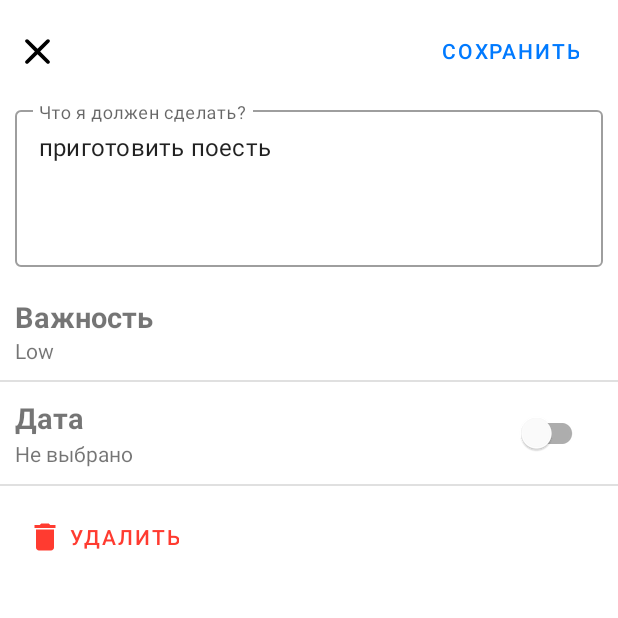
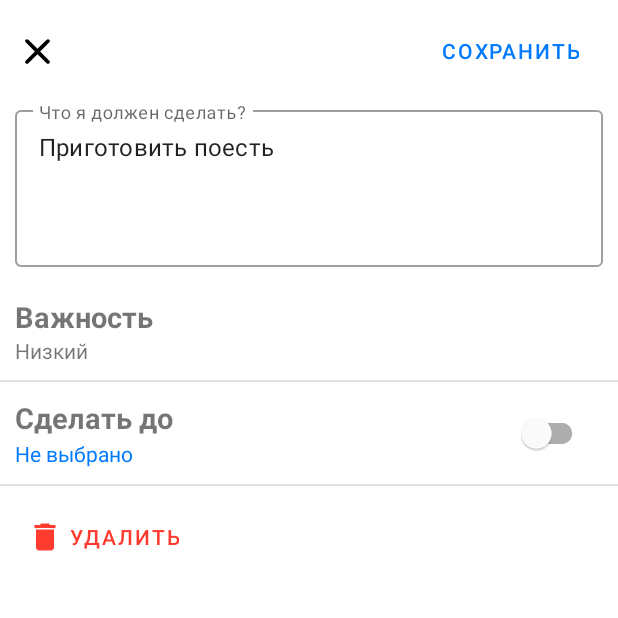
Before and after one commit to Mobile-Developement-School-23/android-todoapp-marbjorn, an Android app: the screen it shows after launch (MainActivity), after a tap on an icon or button, on a phone screen of 412 x 824 dp, the top half of it. Run offline under Robolectric (Android 15) with nearby library versions, the phone set to English and light mode, and no system bars; 1 other tap on this screen came first.

Commit message:
remove hardcoded strings

```diff
--- a/app/src/main/java/com/example/todoapp/AddTaskFragment.kt
+++ b/app/src/main/java/com/example/todoapp/AddTaskFragment.kt
@@ -14,6 +14,7 @@ import android.widget.Toast
 import androidx.appcompat.widget.PopupMenu
 import androidx.core.content.ContextCompat
 import androidx.fragment.app.createViewModelLazy
+import androidx.fragment.app.viewModels
 import androidx.navigation.NavArgs
 import androidx.navigation.fragment.findNavController
 import androidx.navigation.fragment.navArgs
@@ -125,11 +126,10 @@ class AddTaskFragment : Fragment(), DatePickerDialog.OnDateSetListener {
     }
 
     fun setPriorityInView(priority: Priority) = with(binding) {
-        tvCurrentPriority.text = getString(R.string.high_priority)
         when (priority) {
-            Priority.HIGH -> tvCurrentPriority.text = getString(R.string.high_priority)
-            Priority.MEDIUM -> tvCurrentPriority.text = getString(R.string.medium_priority)
-            Priority.LOW -> tvCurrentPriority.text = getString(R.string.low_priority)
+            Priority.HIGH -> tvCurrentPriority.text = getString(R.string.priority_high)
+            Priority.MEDIUM -> tvCurrentPriority.text = getString(R.string.priority_common)
+            Priority.LOW -> tvCurrentPriority.text = getString(R.string.priority_low)
         }
     }
 
--- a/app/src/main/java/com/example/todoapp/MainActivity.kt
+++ b/app/src/main/java/com/example/todoapp/MainActivity.kt
@@ -25,6 +25,7 @@ class MainActivity : AppCompatActivity() {
     override fun onCreate(savedInstanceState: Bundle?) {
         super.onCreate(savedInstanceState)
 
+
         binding = ActivityMainBinding.inflate(layoutInflater)
 
         setContentView(binding.root)
--- a/app/src/main/java/com/example/todoapp/TodoAdapter.kt
+++ b/app/src/main/java/com/example/todoapp/TodoAdapter.kt
@@ -1,32 +1,69 @@
 package com.example.todoapp
 
+import android.graphics.Paint
 import android.view.LayoutInflater
 import android.view.View
 import android.view.ViewGroup
+import android.widget.CheckBox
+import android.widget.ImageView
+import android.widget.TextView
 import androidx.navigation.Navigation
+import androidx.recyclerview.widget.DiffUtil
 import androidx.recyclerview.widget.RecyclerView
+import com.example.todoapp.databinding.TaskItemBinding
 
-class TodoAdapter(fragmentView : View) : RecyclerView.Adapter<TodoViewHolder>() {
+class TodoAdapter(val fragmentView : View) : RecyclerView.Adapter<TodoAdapter.TodoViewHolder>() {
 
-    private var view: View = fragmentView
-    var todoItems = listOf<TodoItem>()
+    class TodoViewHolder(val binding : TaskItemBinding) : RecyclerView.ViewHolder(binding.root) {
+
+        fun onBind(todoItem : TodoItem) = with(binding){
+            cbDone.setChecked(todoItem.isDone)
+            tvText.text = todoItem.text
+            strikeText(tvText)
+
+            cbDone.setOnClickListener {
+                todoItem.isDone = cbDone.isChecked
+                strikeText(tvText)
+            }
+            when (todoItem.priority) {
+                Priority.HIGH -> {
+                    cbDone.setButtonDrawable(R.drawable.custom_check_box_high_prioroty_selector)
+                    ivPriority.setImageResource(R.drawable.baseline_priority_high_24)
+                }
+                Priority.LOW -> {
+                    ivPriority.setImageResource(R.drawable.baseline_arrow_downward_24)
+                }
+                else -> {
+                    ivPriority.visibility = ImageView.GONE
+                }
+            }
+        }
+
+        fun strikeText(tv : TextView) {
+            if (binding.cbDone.isChecked) {
+                tv.paintFlags = Paint.STRIKE_THRU_TEXT_FLAG
+            }
+            else {
+                tv.paintFlags = 0
+            }
+        }
+    }
+
+    var todoItems = MAIN.repo.getTodoItems()
 
     override fun onCreateViewHolder(parent: ViewGroup, viewType: Int): TodoViewHolder {
-        val inflater = LayoutInflater
-            .from(parent.context)
-            .inflate(R.layout.task_item,
-                parent,
-                false)
-        return TodoViewHolder(inflater)
+
+        val _binding = TaskItemBinding.inflate(LayoutInflater.from(parent.context), parent, false)
+        return TodoViewHolder(_binding)
     }
 
     override fun getItemCount() = todoItems.size
 
     override fun onBindViewHolder(holder: TodoViewHolder, position: Int) {
         holder.onBind(todoItems[position])
-        holder.info.setOnClickListener {
+        holder.binding.ivInfo.setOnClickListener {
             val directions = TodoListFragmentDirections.actionTodoListFragmentToAddTaskFragment(todoItemId = todoItems[position].id)
-            Navigation.findNavController(view).navigate(directions)
+            Navigation.findNavController(fragmentView).navigate(directions)
         }
     }
 }
--- a/app/src/main/java/com/example/todoapp/TodoListFragment.kt
+++ b/app/src/main/java/com/example/todoapp/TodoListFragment.kt
@@ -5,13 +5,14 @@ import androidx.fragment.app.Fragment
 import android.view.LayoutInflater
 import android.view.View
 import android.view.ViewGroup
+import androidx.fragment.app.viewModels
+import androidx.lifecycle.ViewModel
 import androidx.navigation.fragment.findNavController
 import androidx.recyclerview.widget.LinearLayoutManager
 import androidx.recyclerview.widget.RecyclerView
 import com.example.todoapp.databinding.FragmentTodoListBinding
 
 class TodoListFragment : Fragment() {
-
     private lateinit var binding: FragmentTodoListBinding
     private lateinit var adapter: TodoAdapter
     private lateinit var recyclerView: RecyclerView
@@ -24,10 +25,12 @@ class TodoListFragment : Fragment() {
         return binding.root
     }
 
+
     override fun onViewCreated(view: View, savedInstanceState: Bundle?) {
         super.onViewCreated(view, savedInstanceState)
         binding.btnAdd.setOnClickListener {
-            val directions = TodoListFragmentDirections.actionTodoListFragmentToAddTaskFragment(todoItemId = null)
+            val directions =
+                TodoListFragmentDirections.actionTodoListFragmentToAddTaskFragment(todoItemId = null)
             findNavController().navigate(directions)
         }
         adapter = TodoAdapter(view)
@@ -35,6 +38,6 @@ class TodoListFragment : Fragment() {
         recyclerView.adapter = adapter
         val layoutManager = LinearLayoutManager(this.context, LinearLayoutManager.VERTICAL, false);
         recyclerView.layoutManager = layoutManager
-        adapter.todoItems = MAIN.repo.getTodoItems(this.requireContext())
     }
+
 }
--- a/app/src/main/java/com/example/todoapp/TodoRepository.kt
+++ b/app/src/main/java/com/example/todoapp/TodoRepository.kt
@@ -1,6 +1,7 @@
 package com.example.todoapp
 
 import android.content.Context
+import androidx.lifecycle.LiveData
 import java.util.*
 
 
@@ -9,53 +10,53 @@ class TodoRepository {
     private var items : MutableList<TodoItem>
     init {
         items = mutableListOf<TodoItem>(
-            TodoItem("1",
-                "приготовить поесть",
+            TodoItem("a",
+                "Приготовить поесть",
                 Priority.LOW,
                 false,
                 Date(2023, 6, 1),
                 null,
                 null),
-            TodoItem("2",
-                "поесть",
+            TodoItem("b",
+                "Поесть",
                 Priority.MEDIUM,
                 true,
                 Date(2023, 6, 1),
                 null,
                 null),
-            TodoItem("3",
+            TodoItem("c",
                 "Суперультрамегаважное дело, очень сильно нереально важное дело, просто катастрофически, я бы даже сказал кошмарно важное-преважное международной важности дело ",
                 Priority.MEDIUM,
                 false,
                 Date(2023, 6, 1),
+                Date(2023, 10, 12),
+                null),
+            TodoItem("d",
+                "Посмотреть телик",
+                Priority.HIGH,
+                true,
+                Date(2023, 5, 12),
                 null,
                 null),
-            TodoItem("4",
-                "посмотреть телик",
-                Priority.HIGH,
-                true,
-                Date(2023, 6, 1),
-                null,
-                null),
-            TodoItem("5",
+            TodoItem("e",
                 "забрать 30 кг бетона",
                 Priority.HIGH,
                 true,
-                Date(2023, 6, 1),
+                Date(2023, 3, 14),
                 null,
                 null),
-            TodoItem("6",
+            TodoItem("f",
                 "поспать жоска",
                 Priority.LOW,
                 false,
-                Date(2023, 6, 1),
+                Date(2022, 1, 2),
                 null,
                 null),
-            TodoItem("7",
+            TodoItem("j",
                 "купить что-нить",
                 Priority.LOW,
                 true,
-                Date(2023, 6, 1),
+                Date(2022, 12, 17),
                 null,
                 null),
 
@@ -75,5 +76,5 @@ class TodoRepository {
         val itemToGet = items.find { it.id == id }
         return itemToGet
     }
-    fun getTodoItems(context : Context) : List<TodoItem> = items
+    fun getTodoItems() : List<TodoItem> = items
 }
--- a/app/src/main/java/com/example/todoapp/TodoViewHolder.kt
+++ b/app/src/main/java/com/example/todoapp/TodoViewHolder.kt
@@ -9,42 +9,3 @@ import android.widget.TextView
 import androidx.recyclerview.widget.RecyclerView
 import com.example.todoapp.databinding.TaskItemBinding
 import java.text.SimpleDateFormat
-
-class TodoViewHolder(todoView: View) : RecyclerView.ViewHolder(todoView) {
-
-    val done : CheckBox = todoView.findViewById(R.id.cb_done)
-    val text : TextView = todoView.findViewById(R.id.tv_text)
-    val info : ImageView = todoView.findViewById(R.id.iv_info)
-    val iconPriority : ImageView = todoView.findViewById(R.id.iv_priority)
-    fun onBind(todoItem : TodoItem) {
-        done.setChecked(todoItem.isDone)
-        text.text = todoItem.text
-        strikeText(text)
-
-        done.setOnClickListener {
-            todoItem.isDone = done.isChecked
-            strikeText(text)
-        }
-        when (todoItem.priority) {
-            Priority.HIGH -> {
-                done.setButtonDrawable(R.drawable.custom_check_box_high_prioroty_selector)
-                iconPriority.setImageResource(R.drawable.baseline_priority_high_24)
-            }
-            Priority.LOW -> {
-                iconPriority.setImageResource(R.drawable.baseline_arrow_downward_24)
-            }
-            else -> {
-                iconPriority.visibility = ImageView.GONE
-            }
-        }
-    }
-
-    fun strikeText(tv : TextView) {
-        if (done.isChecked) {
-            tv.paintFlags = Paint.STRIKE_THRU_TEXT_FLAG
-        }
-        else {
-            tv.paintFlags = 0
-        }
-    }
-}
--- /dev/null
+++ b/app/src/main/res/drawable/round_add_24.xml
@@ -0,0 +1,5 @@
+<vector android:height="24dp" android:tint="#FFFFFF"
+    android:viewportHeight="24" android:viewportWidth="24"
+    android:width="24dp" xmlns:android="http://schemas.android.com/apk/res/android">
+    <path android:fillColor="@android:color/white" android:pathData="M18,13h-5v5c0,0.55 -0.45,1 -1,1s-1,-0.45 -1,-1v-5H6c-0.55,0 -1,-0.45 -1,-1s0.45,-1 1,-1h5V6c0,-0.55 0.45,-1 1,-1s1,0.45 1,1v5h5c0.55,0 1,0.45 1,1s-0.45,1 -1,1z"/>
+</vector>
--- a/app/src/main/res/layout/activity_main.xml
+++ b/app/src/main/res/layout/activity_main.xml
@@ -1,5 +1,5 @@
 <?xml version="1.0" encoding="utf-8"?>
-<androidx.coordinatorlayout.widget.CoordinatorLayout xmlns:android="http://schemas.android.com/apk/res/android"
+<androidx.constraintlayout.widget.ConstraintLayout xmlns:android="http://schemas.android.com/apk/res/android"
     xmlns:app="http://schemas.android.com/apk/res-auto"
     xmlns:tools="http://schemas.android.com/tools"
     android:layout_width="match_parent"
@@ -18,4 +18,4 @@
     app:navGraph="@navigation/nav_graph"
     app:defaultNavHost = "true"/>
 
-</androidx.coordinatorlayout.widget.CoordinatorLayout>
+</androidx.constraintlayout.widget.ConstraintLayout>
--- a/app/src/main/res/layout/fragment_add_task.xml
+++ b/app/src/main/res/layout/fragment_add_task.xml
@@ -14,7 +14,7 @@
         android:layout_width="wrap_content"
         android:layout_height="wrap_content"
         android:background="@android:color/transparent"
-        android:text="Сохранить"
+        android:text="@string/save"
         android:textColor="@color/color_light_blue"
         app:layout_constraintTop_toTopOf="parent"
         app:layout_constraintEnd_toEndOf="parent"
@@ -33,7 +33,7 @@
         android:layout_marginStart="10dp"
         android:layout_marginEnd="10dp"
         android:layout_marginTop="10dp"
-        android:hint="Что я должен сделать?"
+        android:hint="@string/todo_edit_hint"
 
         style="@style/Widget.MaterialComponents.TextInputLayout.OutlinedBox.Dense"
         >
@@ -61,7 +61,7 @@
         <com.google.android.material.textview.MaterialTextView
             android:layout_width="wrap_content"
             android:layout_height="wrap_content"
-            android:text="Важность"
+            android:text="@string/importance"
             android:textSize="19sp"
             android:id="@+id/tv_importance"
             android:textStyle="bold"
@@ -70,7 +70,7 @@
             android:id="@+id/tv_current_priority"
             android:layout_width="wrap_content"
             android:layout_height="wrap_content"
-            android:text="Нет важности"
+            android:text="@string/no_importance"
             />
 
     </LinearLayout>
@@ -99,7 +99,7 @@
             android:id="@+id/tv_date"
             android:layout_width="wrap_content"
             android:layout_height="wrap_content"
-            android:text="Дата"
+            android:text="@string/date"
             android:textSize="19sp"
             app:layout_constraintTop_toTopOf="parent"
             app:layout_constraintStart_toStartOf="parent"
@@ -109,10 +109,11 @@
             android:id="@+id/tv_current_date"
             android:layout_width="wrap_content"
             android:layout_height="wrap_content"
-            android:text="Не выбрано"
+            android:text="@string/deadline_not_selected"
             app:layout_constraintTop_toBottomOf="@id/tv_date"
             app:layout_constraintStart_toStartOf="parent"
-            app:layout_constraintBottom_toBottomOf="parent"/>
+            app:layout_constraintBottom_toBottomOf="parent"
+            android:textColor="@color/color_light_blue"/>
 
     </androidx.constraintlayout.widget.ConstraintLayout>
     <com.google.android.material.divider.MaterialDivider
@@ -139,7 +140,7 @@
         android:textColor="@color/color_light_red"
         app:layout_constraintTop_toBottomOf="@id/div2"
         app:layout_constraintStart_toStartOf="parent"
-        android:text="Удалить"
+        android:text="@string/delete"
         style="@style/Widget.MaterialComponents.Button.TextButton"
         android:layout_marginEnd="10dp"
         android:layout_marginTop="10dp"
--- a/app/src/main/res/layout/fragment_todo_list.xml
+++ b/app/src/main/res/layout/fragment_todo_list.xml
@@ -5,7 +5,6 @@
     android:layout_height="match_parent"
     xmlns:app="http://schemas.android.com/apk/res-auto"
     tools:context=".TodoListFragment">
-
     <androidx.recyclerview.widget.RecyclerView
         android:id="@+id/rv_todolist"
         android:layout_width="match_parent"
@@ -19,7 +18,7 @@
         android:layout_width="wrap_content"
         android:layout_height="wrap_content"
         app:layout_constraintEnd_toEndOf="parent"
-        android:src="@android:drawable/ic_dialog_email"
+        android:src="@drawable/round_add_24"
         app:layout_constraintBottom_toBottomOf="parent"
         android:layout_marginBottom="10dp"
         android:layout_marginEnd="10dp"
--- a/app/src/main/res/layout/todo_list_toolbar.xml
+++ /dev/null
@@ -1,17 +0,0 @@
-<?xml version="1.0" encoding="utf-8"?>
-<com.google.android.material.appbar.AppBarLayout xmlns:android="http://schemas.android.com/apk/res/android"
-    android:layout_width="match_parent"
-    android:id="@+id/appbar"
-    android:layout_height="wrap_content"
-    xmlns:app="http://schemas.android.com/apk/res-auto"
-    android:fitsSystemWindows="true">
-
-    <com.google.android.material.appbar.CollapsingToolbarLayout
-        android:layout_width="match_parent"
-        android:layout_height="280dp"
-        app:layout_scrollFlags="scroll"
-        >
-    </com.google.android.material.appbar.CollapsingToolbarLayout>
-
-
-</com.google.android.material.appbar.AppBarLayout>
--- a/app/src/main/res/menu/menu_priority.xml
+++ b/app/src/main/res/menu/menu_priority.xml
@@ -2,14 +2,14 @@
 <menu xmlns:android="http://schemas.android.com/apk/res/android">
     <item
         android:id="@+id/item_high"
-        android:title="High"
+        android:title="@string/priority_high"
         android:visible="true"/>
     <item
         android:id="@+id/item_low"
-        android:title="Low"
+        android:title="@string/priority_low"
         android:visible="true"/>
     <item
         android:id="@+id/item_medium"
-        android:title="None"
+        android:title="@string/priority_common"
         android:visible="true"/>
 </menu>
--- a/app/src/main/res/values/strings.xml
+++ b/app/src/main/res/values/strings.xml
@@ -1,8 +1,15 @@
 <resources>
     <string name="app_name">ToDo App</string>
     <string name="hello_blank_fragment">Hello blank fragment</string>
-    <string name="high_priority">High</string>
-    <string name="low_priority">Low</string>
-    <string name="medium_priority">None</string>
+    <string name="priority_high">Высокий</string>
+    <string name="priority_low">Низкий</string>
+    <string name="priority_common">Нет</string>
+    <string name="todo_edit_hint">Что я должен сделать?</string>
+    <string name="importance">Важность</string>
+    <string name="no_importance">Нет важности</string>
+    <string name="date">Сделать до</string>
+    <string name="deadline_not_selected">Не выбрано</string>
+    <string name="delete">Удалить</string>
+    <string name="save">Сохранить</string>
 
 </resources>
```
Lines whose indentation alone changed are shown as unchanged.
